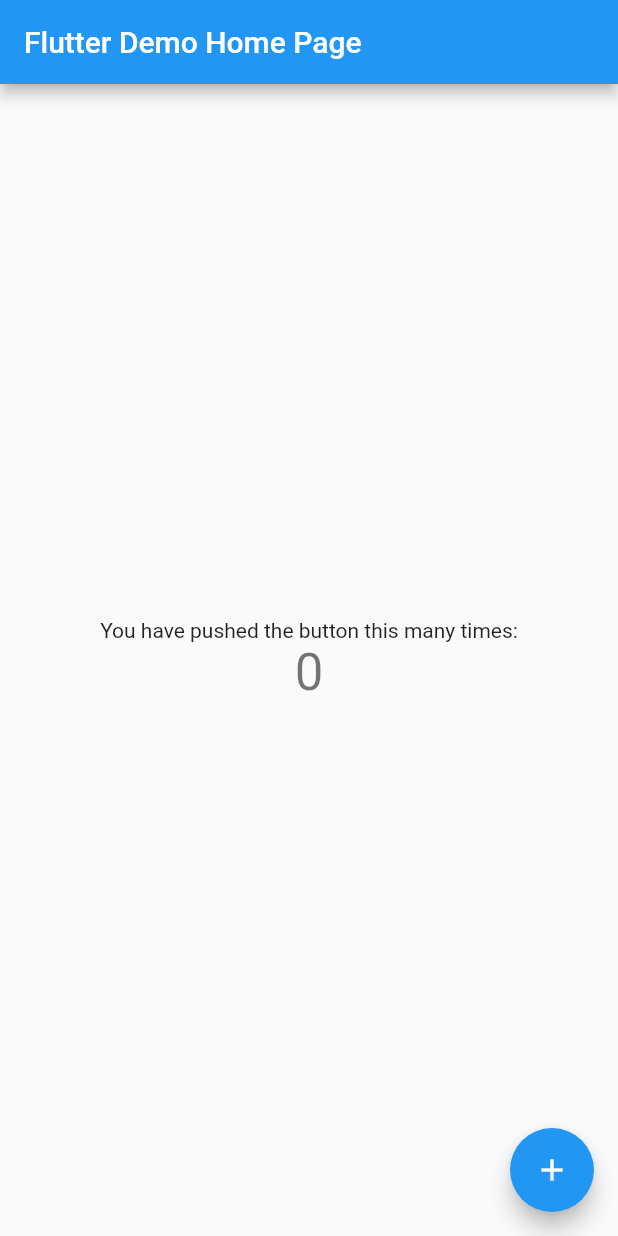
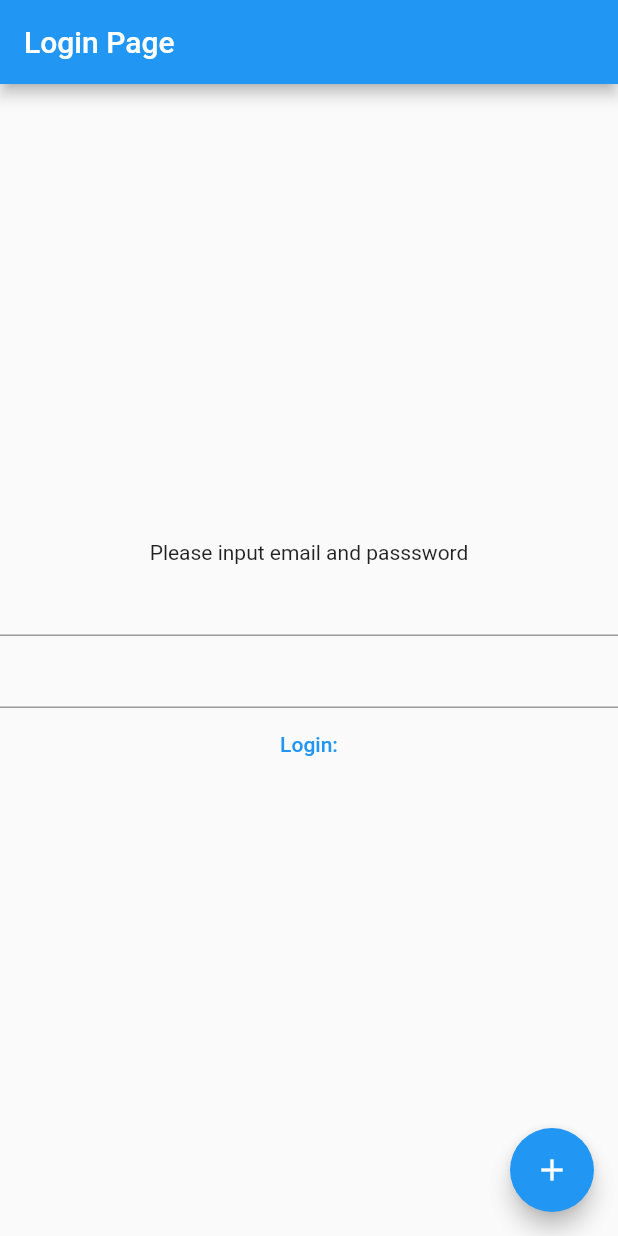
Before and after one commit to phonex34/project_weather_template, a Flutter app: the screen it shows after launch, on a phone screen of 412 x 824 dp. Run offline on Flutter 3.47's test engine with Material 2 defaults, Android fonts, the light colour scheme and no system bars; our stand-ins replace get, video_player_web; missing offline and left inert: cloud_firestore_web, connectivity_for_web, firebase_auth_web, firebase_core_web, shared_preferences_web; accounts and stored records are empty.

Commit message:
add login page

```diff
--- a/analysis_options.yaml
+++ b/analysis_options.yaml
@@ -45,7 +45,6 @@
     - always_require_non_null_named_parameters
     - annotate_overrides
     - avoid_annotating_with_dynamic
-    - avoid_as # required for implicit-casts: true
     - avoid_bool_literals_in_conditional_expressions
     - avoid_double_and_int_checks
     - avoid_empty_else
--- a/lib/main.dart
+++ b/lib/main.dart
@@ -1,4 +1,5 @@
 import 'package:flutter/material.dart';
+import 'package:get/get.dart';
 
 void main() {
   runApp(const MyApp());
@@ -10,7 +11,7 @@
   // This widget is the root of your application.
   @override
   Widget build(BuildContext context) {
-    return MaterialApp(
+    return GetMaterialApp(
       title: 'Flutter Demo',
       theme: ThemeData(
         // This is the theme of your application.
@@ -24,7 +25,7 @@
         // is not restarted.
         primarySwatch: Colors.blue,
       ),
-      home: const MyHomePage(title: 'Flutter Demo Home Page'),
+      home: const LoginPage(title: 'Login Page'),
     );
   }
 }
@@ -93,15 +94,21 @@
           // center the children vertically; the main axis here is the vertical
           // axis because Columns are vertical (the cross axis would be
           // horizontal).
-          mainAxisAlignment: MainAxisAlignment.center,
           children: <Widget>[
             const Text(
               'You have pushed the button this many times:',
             ),
+            TextFormField(),
             Text(
               '$_counter',
               style: Theme.of(context).textTheme.headline4,
             ),
+            TextButton(
+              onPressed: () {},
+              child: Text(
+                'You have pushed the button this many times:',
+              ),
+            )
           ],
         ),
       ),
@@ -113,3 +120,55 @@
     );
   }
 }
+
+class LoginPage extends StatelessWidget {
+  const LoginPage({Key? key, required this.title}) : super(key: key);
+  final String title;
+  @override
+  Widget build(BuildContext context) {
+    return Scaffold(
+      appBar: AppBar(
+        // Here we take the value from the MyHomePage object that was created by
+        // the App.build method, and use it to set our appbar title.
+        title: Text(title),
+      ),
+      body: Center(
+        // Center is a layout widget. It takes a single child and positions it
+        // in the middle of the parent.
+        child: Column(
+          // Column is also a layout widget. It takes a list of children and
+          // arranges them vertically. By default, it sizes itself to fit its
+          // children horizontally, and tries to be as tall as its parent.
+          //
+          // Invoke "debug painting" (press "p" in the console, choose the
+          // "Toggle Debug Paint" action from the Flutter Inspector in Android
+          // Studio, or the "Toggle Debug Paint" command in Visual Studio Code)
+          // to see the wireframe for each widget.
+          //
+          // Column has various properties to control how it sizes itself and
+          // how it positions its children. Here we use mainAxisAlignment to
+          // center the children vertically; the main axis here is the vertical
+          // axis because Columns are vertical (the cross axis would be
+          // horizontal).
+          mainAxisAlignment: MainAxisAlignment.center,
+          children: <Widget>[
+            const Text(
+              'Please input email and passsword',
+            ),
+            TextFormField(),
+            TextFormField(),
+            TextButton(
+              onPressed: () {},
+              child: Text('Login:'),
+            )
+          ],
+        ),
+      ),
+      floatingActionButton: FloatingActionButton(
+        onPressed: () {},
+        tooltip: 'Increment',
+        child: const Icon(Icons.add),
+      ), // This trailing comma makes auto-formatting nicer for build methods.
+    );
+  }
+}
```
Also changed, not shown: pubspec.yaml (+4 -4 lines), pubspec.lock, 9 other files.
